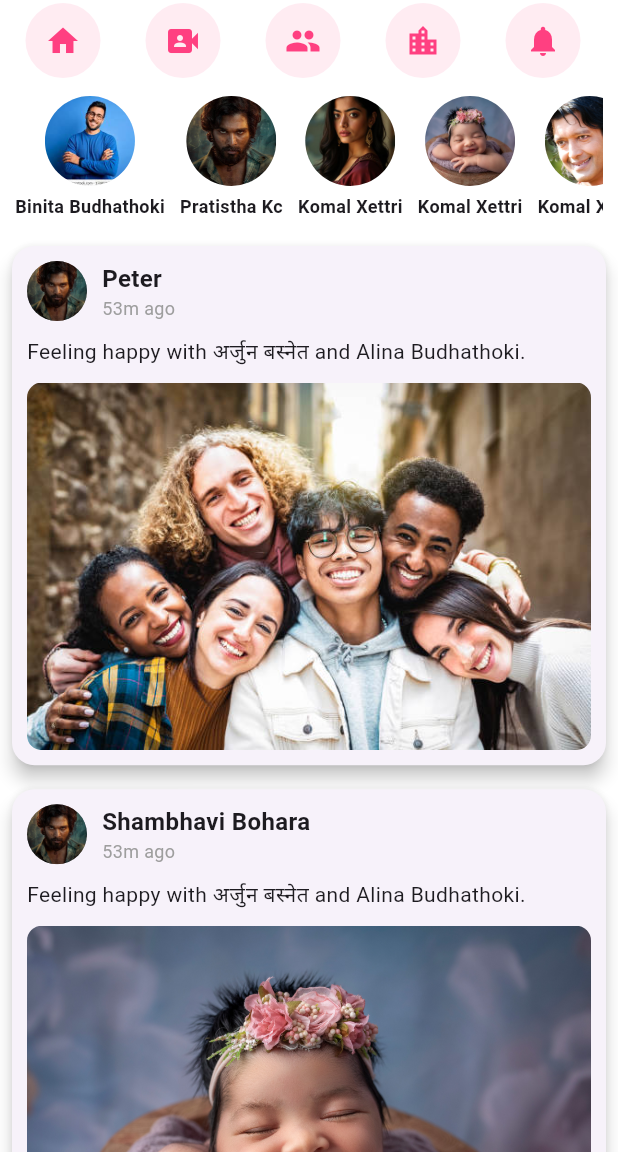
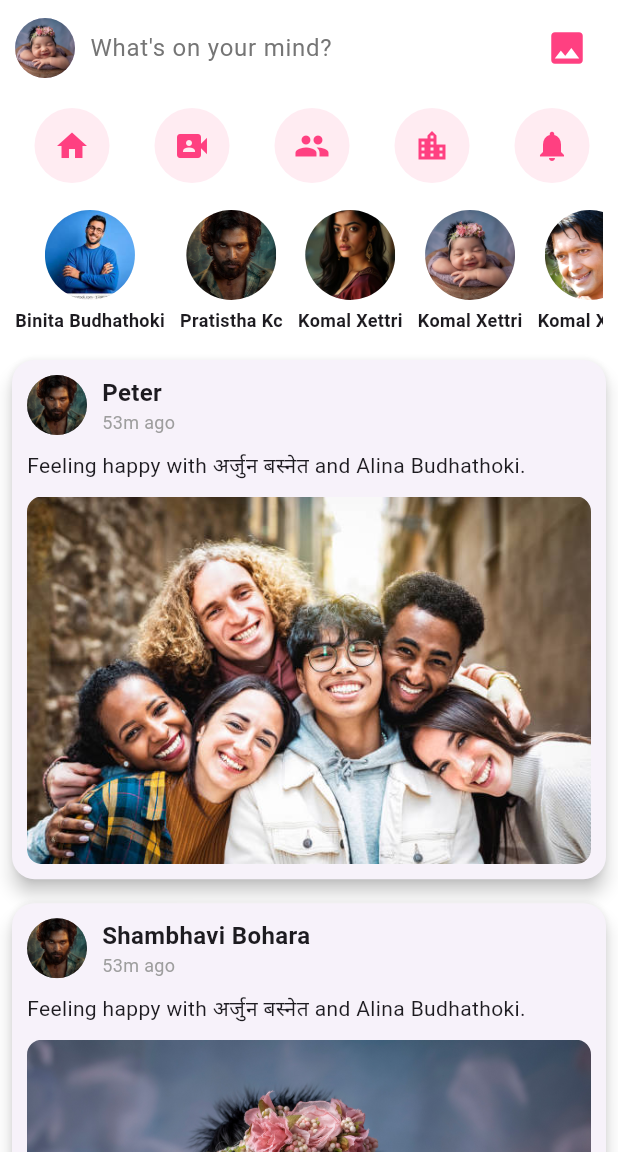
Before and after one commit to Karanbohara01/koselie_flutter_app, a Flutter app: the Homepage screen opened directly, on a phone screen of 412 x 824 dp, the part 84-1236 px from its top. Run offline on Flutter 3.47's test engine with Material 3 defaults, Android fonts, the phone set to English and light mode, and no system bars.

Commit message:
homepage decorated

```diff
--- a/lib/view/homepage_view.dart
+++ b/lib/view/homepage_view.dart
@@ -26,7 +26,40 @@ class Homepage extends StatelessWidget {
         children: [
           // Horizontal Icon Menu
           Container(
-            padding: const EdgeInsets.all(2.0),
+            padding: const EdgeInsets.symmetric(horizontal: 10, vertical: 8),
+            color: Colors.white,
+            child: Row(
+              children: [
+                const CircleAvatar(
+                  backgroundImage: AssetImage('assets/images/baby.jpg'),
+                  radius: 20, // Adjust size to match Facebook's style
+                ),
+                const SizedBox(width: 10),
+                Expanded(
+                  child: TextField(
+                    decoration: InputDecoration(
+                      hintText: "What's on your mind?",
+                      hintStyle: TextStyle(
+                          color: Colors.grey[600]), // Subtle text style
+                      border: InputBorder.none, // No border for cleaner look
+                    ),
+                    style: const TextStyle(fontSize: 16),
+                  ),
+                ),
+                IconButton(
+                  onPressed: () {
+                    // Add functionality for photo upload
+                  },
+                  icon: const Icon(Icons.photo,
+                      color: Colors.pinkAccent,
+                      size: 28), // Green color for photo icon
+                ),
+              ],
+            ),
+          ),
+
+          Container(
+            padding: const EdgeInsets.all(8.0),
             color: Colors.white,
             child: SingleChildScrollView(
               scrollDirection: Axis.horizontal,
```
